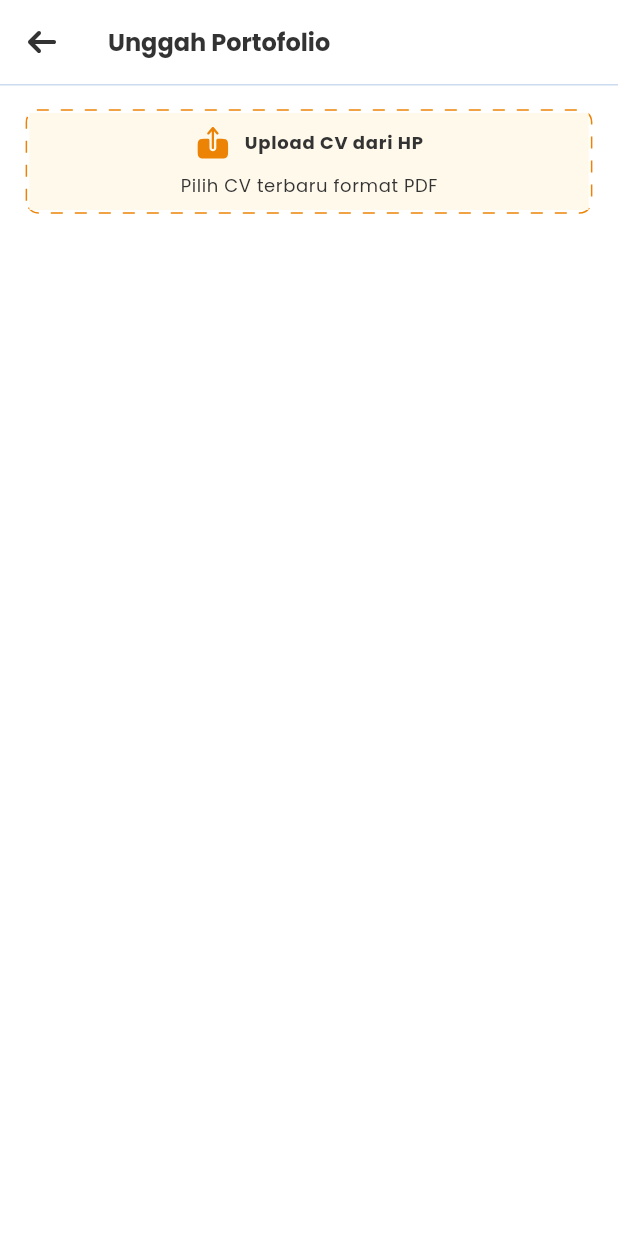
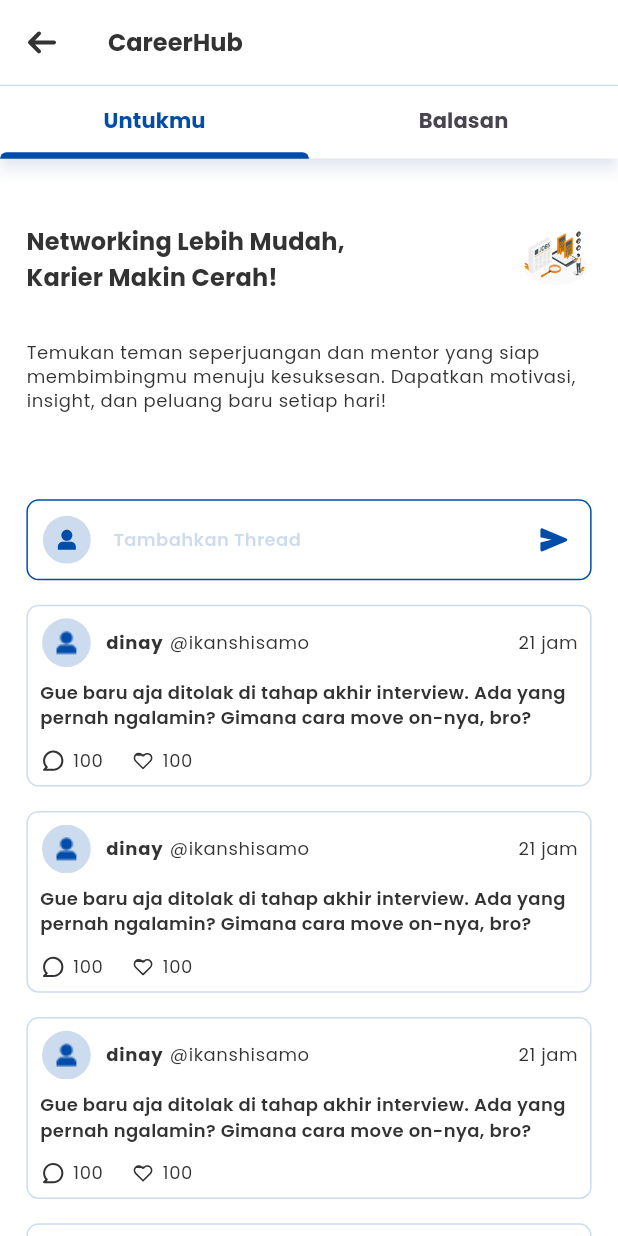
Before and after one commit to Niebll/myCareer, a Flutter app: the screen it shows after launch, on a phone screen of 412 x 824 dp. Run offline on Flutter 3.47's test engine with Material 3 defaults, Android fonts, the light colour scheme and no system bars; drawn by our look-alikes of dotted_border; our stand-ins replace dropdown_button2, file_picker, flutter_bloc, flutter_screenutil, flutter_svg, google_fonts and 3 more.

Commit message:
[NR] feat: career hub 'Untukmu' page

```diff
--- a/lib/core/custom_widgets/custom_form_widget.dart
+++ b/lib/core/custom_widgets/custom_form_widget.dart
@@ -12,11 +12,14 @@ class CustomFormWidget extends StatefulWidget {
 
   //make optional password field
   String description;
+  int minLines;
   int maxLines;
   bool isPassword;
   bool isDescription;
   bool isMandatory;
   bool isSvg;
+  bool isSuffix;
+  String suffixIcon;
 
   CustomFormWidget({
     super.key,
@@ -29,7 +32,10 @@ class CustomFormWidget extends StatefulWidget {
     this.isMandatory = false,
     this.isSvg = true,
     this.description = "",
+    this.minLines = 1,
     this.maxLines = 1,
+    this.isSuffix = false,
+    this.suffixIcon = ""
   });
 
   @override
@@ -70,6 +76,7 @@ class _CustomFormWidgetState extends State<CustomFormWidget> {
         TextFormField(
           controller: widget.textEditingController,
           obscureText: widget.isPassword ? hidePassword : false,
+          minLines: widget.minLines,
           maxLines: widget.maxLines,
           decoration: InputDecoration(
             contentPadding: EdgeInsets.symmetric(
@@ -89,25 +96,32 @@ class _CustomFormWidgetState extends State<CustomFormWidget> {
             )
             : null,
 
-            suffixIcon:
-            widget.isPassword
-                ? IconButton(
-              onPressed: () {
-                setState(() {
-                  hidePassword = !hidePassword;
-                });
-              },
-              icon: Icon(
-                hidePassword
-                    ? Icons.visibility_off
-                    : Icons.visibility,
-                color: ColorValue.primary90Color,
-              ),
-            )
-                : null,
+            suffixIcon: buildSuffixIcon()
           ),
         ),
       ],
     );
   }
+  Widget? buildSuffixIcon() {
+    if (widget.isSuffix) {
+      if (widget.isPassword) {
+        return IconButton(
+          onPressed: () {
+            setState(() {
+              hidePassword = !hidePassword;
+            });
+          },
+          icon: Icon(
+            hidePassword ? Icons.visibility_off : Icons.visibility,
+            color: ColorValue.primary90Color,
+          ),
+        );
+      }
+      return Padding(
+        padding:  EdgeInsets.all(8.0.w),
+        child: SvgPicture.asset("assets/icons/${widget.suffixIcon}"),
+      ); // Bisa pakai custom icon jika ada
+    }
+    return null;
+  }
 }
--- a/lib/core/custom_widgets/custom_tabbar_widget.dart
+++ /dev/null
@@ -1,51 +0,0 @@
-import 'package:flutter/material.dart';
-import 'package:flutter_screenutil/flutter_screenutil.dart';
-import 'package:flutter_svg/svg.dart';
-
-import '../theme/color_value.dart';
-
-class CustomTabbarWidget extends StatefulWidget {
-  final String title;
-  final int length;
-  final List<Widget> tabs;
-
-  const CustomTabbarWidget({Key? key, required this.title, required this.length, required this.tabs}) : super(key: key);
-
-  @override
-  State<CustomTabbarWidget> createState() => _CustomTabbarWidgetState();
-}
-
-class _CustomTabbarWidgetState extends State<CustomTabbarWidget> {
-  @override
-  Widget build(BuildContext context) {
-    return DefaultTabController(
-      length: widget.length, // Jumlah tab
-      child: AppBar(
-        title: Text(widget.title), // Pastikan title adalah Widget
-        elevation: 0,
-        surfaceTintColor: Colors.white,
-        leading: Padding(
-          padding: EdgeInsets.only(left: 0.w),
-          child: IconButton(
-            icon: SvgPicture.asset(
-              "assets/icons/arrow_left.svg",
-              color: ColorValue.netralColor,
-            ),
-            onPressed: () {
-              Navigator.pop(context);
-            },
-          ),
-        ),
-        bottom: TabBar(
-          indicatorColor: ColorValue.secondary90Color, // Warna indikator aktif
-          labelColor: ColorValue.secondary90Color, // Warna teks aktif
-          unselectedLabelColor: ColorValue.netralColor, // Warna teks tidak aktif
-          tabs: [
-            for (int i = 0; i < widget.length; i++)
-              widget.tabs[i]
-          ],
-        ),
-      ),
-    );
-  }
-}
--- /dev/null
+++ b/lib/features/career_hub/view/page/career_hub.dart
@@ -0,0 +1,77 @@
+import 'package:flutter/material.dart';
+import 'package:flutter_screenutil/flutter_screenutil.dart';
+import 'package:flutter_svg/svg.dart';
+import 'package:mycareer_new/core/custom_widgets/custom_app_bar_widget.dart';
+import 'package:mycareer_new/features/career_hub/view/widgets/career_hub_dashboard.dart';
+
+import '../../../../core/custom_widgets/custom_tab_indicator.dart';
+import '../../../../core/theme/color_value.dart';
+
+class CareerHubPage extends StatefulWidget {
+  const CareerHubPage({Key? key}) : super(key: key);
+
+  @override
+  State<CareerHubPage> createState() => _CareerHubPageState();
+}
+
+class _CareerHubPageState extends State<CareerHubPage>
+    with SingleTickerProviderStateMixin {
+  late TabController _tabController;
+
+  @override
+  void initState() {
+    // TODO: implement initState
+    _tabController = TabController(length: 2, vsync: this);
+    super.initState();
+  }
+
+  @override
+  Widget build(BuildContext context) {
+    TextTheme textTheme = TextTheme.of(context);
+    return Scaffold(
+      appBar: AppBar(
+        title: const Text('CareerHub'),
+        leading: IconButton(
+          icon: SvgPicture.asset(
+            "assets/icons/arrow_left.svg",
+            color: ColorValue.netralColor,
+          ),
+          onPressed: () {
+            Navigator.pop(context);
+          },
+        ),
+        bottom: PreferredSize(
+          preferredSize: Size.fromHeight(48.h),
+          child: Column(
+            children: [
+              Container(height: 1.h, color: ColorValue.primary20Color),
+              Material(
+                elevation: 4,
+                color: Colors.white,
+                shadowColor: ColorValue.primary20Color,
+
+                child: TabBar(
+                  indicator: CustomTabIndicator(),
+                  controller: _tabController,
+                  labelStyle: textTheme.labelLarge,
+                  labelColor: ColorValue.primary90Color,
+                  indicatorColor: ColorValue.primary90Color,
+                  indicatorSize: TabBarIndicatorSize.tab,
+                  dividerColor: Colors.white,
+                  tabs: [
+                    Tab(text: "Untukmu",),
+                    Tab(text: "Balasan",),
+                  ],
+                ),
+              ),
+            ],
+          ),
+        ),
+      ),
+      body: TabBarView(controller: _tabController, children: [
+        CareerHubDashboard(),
+        Container(),
+      ]),
+    );
+  }
+}
--- /dev/null
+++ b/lib/features/career_hub/view/widgets/career_hub_dashboard.dart
@@ -0,0 +1,82 @@
+import 'package:flutter/material.dart';
+import 'package:flutter_screenutil/flutter_screenutil.dart';
+import 'package:flutter_svg/flutter_svg.dart';
+import 'package:mycareer_new/core/custom_widgets/custom_form_widget.dart';
+import 'package:mycareer_new/features/career_hub/view/widgets/career_hub_post_card.dart';
+
+class CareerHubDashboard extends StatefulWidget {
+  const CareerHubDashboard({Key? key}) : super(key: key);
+
+  @override
+  State<CareerHubDashboard> createState() => _CareerHubDashboardState();
+}
+
+class _CareerHubDashboardState extends State<CareerHubDashboard> {
+  @override
+  Widget build(BuildContext context) {
+    return SingleChildScrollView(
+      child: Padding(
+        padding: EdgeInsets.symmetric(horizontal: 16.w),
+        child: Column(
+          children: [
+            SizedBox(height: 16.h),
+            _buildHeadContent(),
+            SizedBox(height: 32.h),
+            CustomFormWidget(
+              label: "",
+              hint: "Tambahkan Thread",
+              svg: "form_user_filled.svg",
+              textEditingController: TextEditingController(),
+              minLines: 1,
+              maxLines: 10,
+              isSuffix: true,
+              suffixIcon: "form_send_arrow.svg",
+            ),
+            SizedBox(height: 16.h,),
+            ListView.builder(
+              physics: NeverScrollableScrollPhysics(),
+              shrinkWrap: true,
+              scrollDirection: Axis.vertical,
+              itemCount: 5,
+              itemBuilder: (context, index) {
+              return CareerHubPostCard(img: "assets/images/career_hub/user.png", userName: "dinay", userUserName: "@ikanshisamo", postText: "Gue baru aja ditolak di tahap akhir interview. Ada yang pernah ngalamin? Gimana cara move on-nya, bro?", postHour: "21 jam", postComments: "100", postLikes: "100");
+            },)
+          ],
+        ),
+      ),
+    );
+  }
+
+  Widget _buildHeadContent() {
+    TextTheme textTheme = TextTheme.of(context);
+    return Column(
+      children: [
+        Row(
+          mainAxisAlignment: MainAxisAlignment.spaceBetween,
+          children: [
+            SizedBox(
+              width: MediaQuery.of(context).size.width * 0.7 - 32.w,
+              height: 100.h,
+              child: Center(
+                child: Text(
+                  "Networking Lebih Mudah, Karier Makin Cerah!",
+                  style: textTheme.titleMedium,
+                ),
+              ),
+            ),
+            SvgPicture.asset(
+              "assets/images/career_hub/image1.svg",
+              height: 100.h,
+              width: MediaQuery.of(context).size.width * 0.2 - 32.w,
+            ),
+          ],
+        ),
+        SizedBox(height: 4.h),
+        Text(
+          "Temukan teman seperjuangan dan mentor yang siap membimbingmu menuju kesuksesan. Dapatkan motivasi, insight, dan peluang baru setiap hari!",
+          style: textTheme.bodySmall,
+        ),
+      ],
+    );
+  }
+}
--- /dev/null
+++ b/lib/features/career_hub/view/widgets/career_hub_post_card.dart
@@ -0,0 +1,61 @@
+import 'package:flutter/material.dart';
+import 'package:flutter_screenutil/flutter_screenutil.dart';
+import 'package:flutter_svg/flutter_svg.dart';
+import 'package:mycareer_new/core/theme/color_value.dart';
+
+class CareerHubPostCard extends StatelessWidget {
+  final String img, userName, userUserName, postText, postHour, postComments, postLikes ;
+  const CareerHubPostCard({super.key, required this.img, required this.userName, required this.userUserName, required this.postText, required this.postHour, required this.postComments, required this.postLikes});
+
+  @override
+  Widget build(BuildContext context) {
+    TextTheme textTheme = TextTheme.of(context);
+    return Container(
+      width: double.infinity,
+      margin: EdgeInsets.only(bottom: 16.h),
+      padding: EdgeInsets.all(8.h),
+      decoration: BoxDecoration(
+        borderRadius: BorderRadius.circular(8.r),
+        border: Border.all(color: ColorValue.primary20Color)
+
+      ),
+      child: Column(
+        children: [
+          Row(
+            children: [
+              Container(
+                height: 32.h,
+                width: 32.w,
+                clipBehavior: Clip.antiAlias,
+                decoration: BoxDecoration(
+                  shape: BoxShape.circle,
+                ),
+                child: Image.asset(img,fit: BoxFit.cover,),
+              ),
+              SizedBox(width: 8.w,),
+              Text(userName, style: textTheme.bodyLarge,),
+              SizedBox(width: 4.w,),
+              Text(userUserName, style: textTheme.bodySmall,),
+              Spacer(),
+              Text(postHour, style: textTheme.bodySmall,)
+            ],
+          ),
+          SizedBox(height: 8.h,),
+          Text(postText, style: textTheme.bodyMedium,),
+          SizedBox(height: 12.h,),
+          Row(
+            children: [
+              SvgPicture.asset("assets/icons/card_post_comment.svg", height: 16.h, width: 16.w,),
+              SizedBox(width: 4.w,),
+              Text(postComments, style: textTheme.bodySmall,),
+              SizedBox(width: 16.w,),
+              SvgPicture.asset("assets/icons/card_post_love.svg", height: 16.h, width: 16.w,),
+              SizedBox(width: 4.w,),
+              Text(postLikes, style: textTheme.bodySmall,)
+            ],
+          )
+        ],
+      ),
+    );
+  }
+}
--- a/lib/main.dart
+++ b/lib/main.dart
@@ -3,6 +3,7 @@ import 'package:flutter/services.dart';
 import 'package:flutter_screenutil/flutter_screenutil.dart';
 import 'package:mycareer_new/core/bottom_nav/nav_bar.dart';
 import 'package:mycareer_new/core/nav/nav.dart';
+import 'package:mycareer_new/features/career_hub/view/page/career_hub.dart';
 import 'package:mycareer_new/features/job_pulse/page/job_pulse.dart';
 import 'package:mycareer_new/features/job_pulse/page/job_pulse_detail.dart';
 import 'package:mycareer_new/features/on_boarding/page/on_boarding.dart';
@@ -60,7 +61,7 @@ class MyApp extends StatelessWidget {
           home: child,
         );
       },
-      child: ProfileUploadPortoPage(),
+      child: CareerHubPage(),
     );
   }
 }
--- a/pubspec.yaml
+++ b/pubspec.yaml
@@ -83,6 +83,7 @@ flutter:
      - assets/images/job_pulse/
      - assets/images/scholar/
      - assets/images/profile/
+     - assets/images/career_hub/
 
   #   - images/a_dot_ham.jpeg
 
```
Also changed, not shown: assets/icons/card_post_comment.svg (added), assets/icons/card_post_love.svg (added), assets/icons/form_send_arrow.svg (added), assets/icons/form_user_filled.svg (added), assets/images/career_hub/image1.svg (added), assets/images/career_hub/user.png (added).
